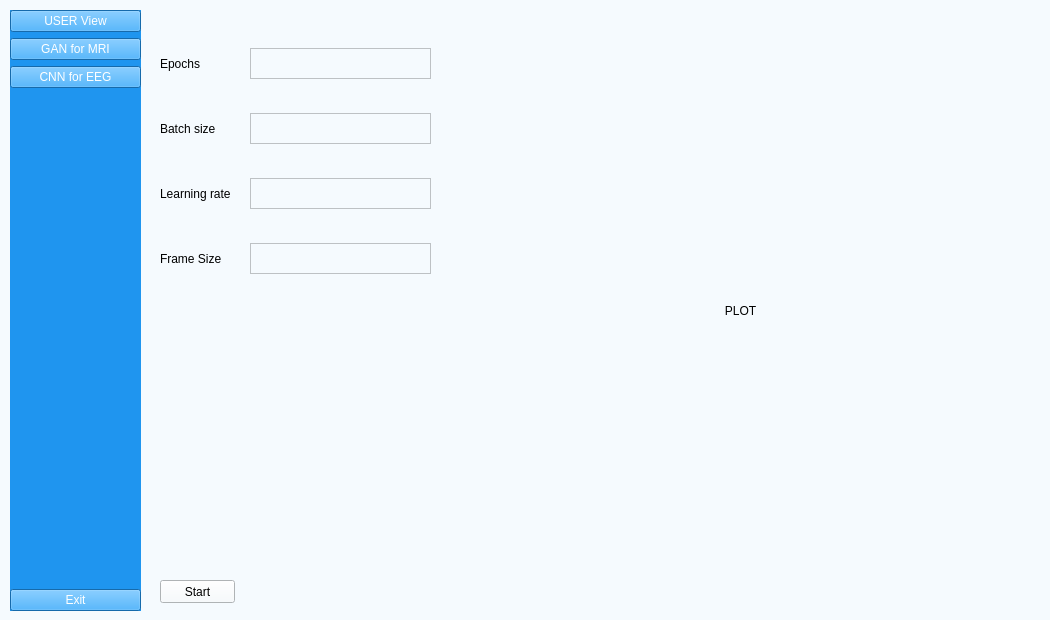
Above: UI/aUI_projekt_MRI.ui from matimusial/ADHDPredictorApp before the change. Below: the same form after it.
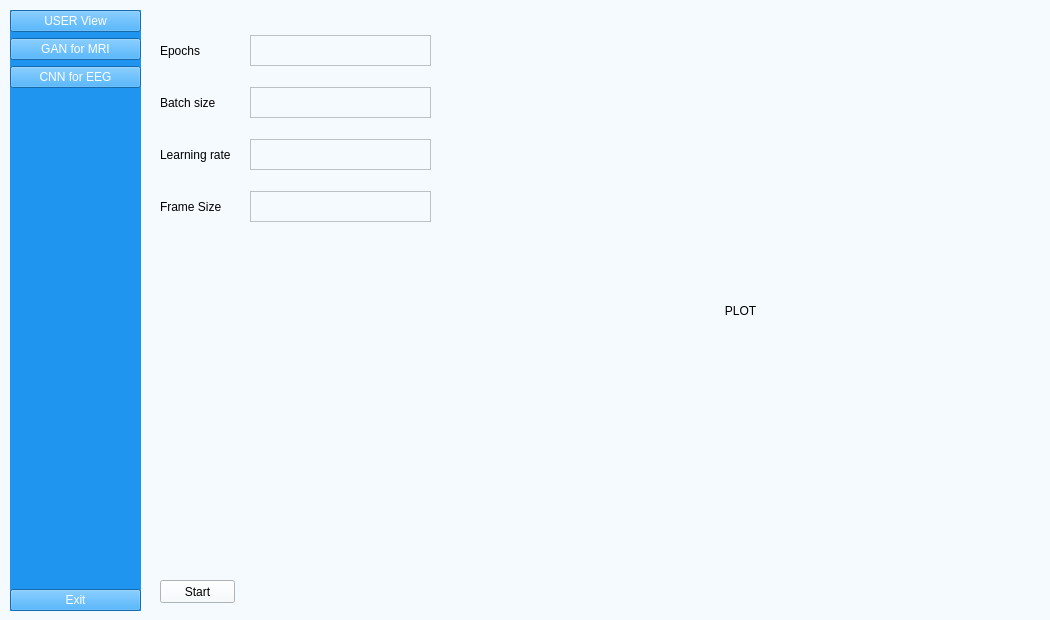
That is the form after the change.

Patch:
```diff
--- a/UI/aUI_projekt_MRI.ui
+++ b/UI/aUI_projekt_MRI.ui
@@ -158,7 +158,7 @@
        <x>10</x>
        <y>10</y>
        <width>271</width>
-       <height>285</height>
+       <height>221</height>
       </rect>
      </property>
      <layout class="QVBoxLayout" name="verticalLayout_4">
```
